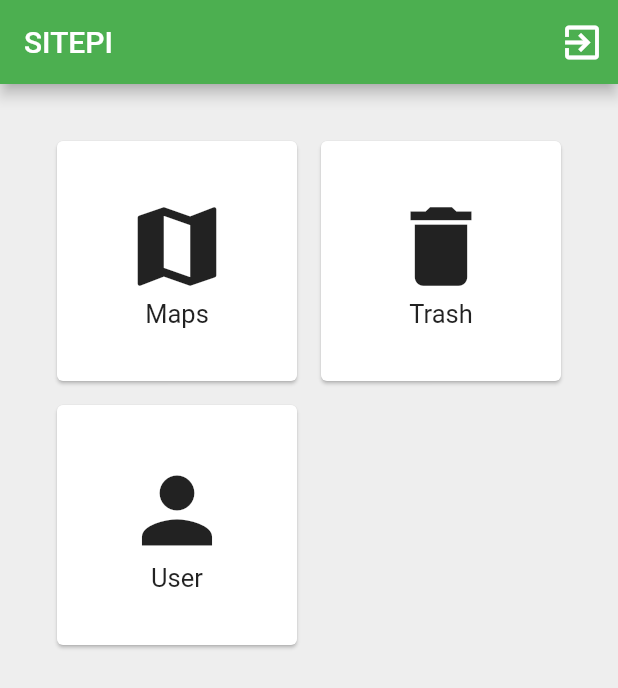
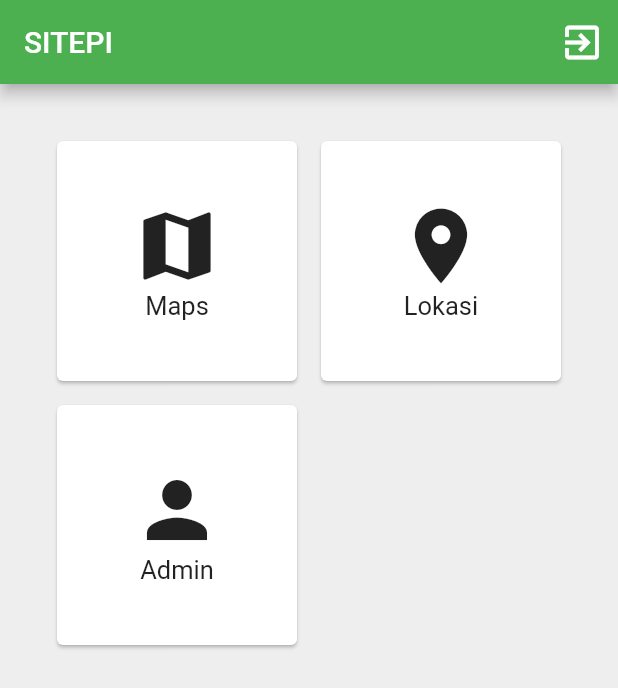
Before and after one commit to aderezanadi/sitepi, a Flutter app: the Home screen opened directly, on a phone screen of 412 x 824 dp. Shown: the top 688 px of the screen. Run offline on Flutter 3.47's test engine with Material 2 defaults, Android fonts, the phone set to English and light mode, and no system bars; our stand-ins replace firebase_auth, firebase_database, flutter_map, fluttertoast, latlong; accounts and stored records are empty; network calls fail.

Commit message:
update terbaru

```diff
--- a/lib/user.dart
+++ b/lib/admin.dart
@@ -1,14 +1,13 @@
-import 'package:firebase_database/firebase_database.dart';
 import 'package:flutter/material.dart';
 import 'package:firebase_auth/firebase_auth.dart';
 import 'package:fluttertoast/fluttertoast.dart';
 
-class User extends StatefulWidget {
+class Admin extends StatefulWidget {
   @override
-  _UserState createState() => _UserState();
+  _AdminState createState() => _AdminState();
 }
 
-class _UserState extends State<User> {
+class _AdminState extends State<Admin> {
   final _formKey = new GlobalKey<FormState>();
 
   var email = TextEditingController();
--- a/lib/home.dart
+++ b/lib/home.dart
@@ -2,8 +2,8 @@ import 'package:firebase_auth/firebase_auth.dart';
 import 'package:flutter/material.dart';
 import 'package:sitepi/login.dart';
 import 'package:sitepi/maps.dart';
-import 'package:sitepi/trash.dart';
-import 'package:sitepi/user.dart';
+import 'package:sitepi/lokasi.dart';
+import 'package:sitepi/admin.dart';
 
 
 class Home extends StatefulWidget {
@@ -56,7 +56,7 @@ class _HomeState extends State<Home> {
                   child: Column(
                     mainAxisSize: MainAxisSize.min,
                     children: <Widget>[
-                      Icon(Icons.map, size: 70,),
+                      Icon(Icons.map, size: 60,),
                       Text( "Maps", style: new TextStyle(fontSize:17.0),)
                     ],
                   ),
@@ -69,7 +69,7 @@ class _HomeState extends State<Home> {
                 onTap: (){
                   Navigator.of(context).push(
                     MaterialPageRoute(builder: (_) {
-                      return Trash();
+                      return Lokasi();
                     }),
                   );
                 },
@@ -78,8 +78,8 @@ class _HomeState extends State<Home> {
                   child: Column(
                     mainAxisSize: MainAxisSize.min,
                     children: <Widget>[
-                      Icon(Icons.delete, size: 70,),
-                      Text( "Trash", style: new TextStyle(fontSize:17.0),)
+                      Icon(Icons.location_on, size: 60,),
+                      Text( "Lokasi", style: new TextStyle(fontSize:17.0),)
                     ],
                   ),
                 ),
@@ -91,7 +91,7 @@ class _HomeState extends State<Home> {
                 onTap: (){
                   Navigator.of(context).push(
                     MaterialPageRoute(builder: (_) {
-                      return User();
+                      return Admin();
                     }),
                   );
                 },
@@ -100,8 +100,8 @@ class _HomeState extends State<Home> {
                   child: Column(
                     mainAxisSize: MainAxisSize.min,
                     children: <Widget>[
-                      Icon(Icons.person, size: 70,),
-                      Text( "User", style: new TextStyle(fontSize:17.0),)
+                      Icon(Icons.person, size: 60,),
+                      Text( "Admin", style: new TextStyle(fontSize:17.0),)
                     ],
                   ),
                 ),
--- a/lib/trash.dart
+++ b/lib/lokasi.dart
@@ -1,13 +1,13 @@
 import 'package:firebase_database/firebase_database.dart';
 import 'package:flutter/material.dart';
-import 'package:sitepi/trash_add.dart';
+import 'package:sitepi/lokasi_add.dart';
 
-class Trash extends StatefulWidget {
+class Lokasi extends StatefulWidget {
   @override
-  _TrashState createState() => _TrashState();
+  _LokasiState createState() => _LokasiState();
 }
 
-class _TrashState extends State<Trash> {
+class _LokasiState extends State<Lokasi> {
   final dbRef = FirebaseDatabase.instance.reference();
 
   @override
@@ -20,7 +20,7 @@ class _TrashState extends State<Trash> {
     return Scaffold(
       appBar: new AppBar(
         backgroundColor: Colors.green,
-        title: Text("Trash"),
+        title: Text("Lokasi"),
       ),
       body: Container(
 
@@ -29,7 +29,7 @@ class _TrashState extends State<Trash> {
         onPressed: () {
           Navigator.of(context).push(
             MaterialPageRoute(builder: (_) {
-              return TrashAdd();
+              return LokasiAdd();
             }),
           );
         },
--- a/lib/trash_add.dart
+++ b/lib/lokasi_add.dart
@@ -1,14 +1,14 @@
 import 'package:firebase_database/firebase_database.dart';
 import 'package:flutter/material.dart';
-import 'package:sitepi/trash.dart';
+import 'package:sitepi/lokasi.dart';
 import 'package:fluttertoast/fluttertoast.dart';
 
-class TrashAdd extends StatefulWidget {
+class LokasiAdd extends StatefulWidget {
   @override
-  _TrashAddState createState() => _TrashAddState();
+  _LokasiAddState createState() => _LokasiAddState();
 }
 
-class _TrashAddState extends State<TrashAdd> {
+class _LokasiAddState extends State<LokasiAdd> {
   final _formKey = new GlobalKey<FormState>();
 
   final alamat = TextEditingController();
@@ -42,7 +42,7 @@ class _TrashAddState extends State<TrashAdd> {
         );
         Navigator.of(context).pop(
           MaterialPageRoute(builder: (_) {
-            return Trash();
+            return Lokasi();
           }),
         );
       }).catchError((onError) {
--- a/pubspec.yaml
+++ b/pubspec.yaml
@@ -45,7 +45,6 @@ flutter:
   uses-material-design: true
   assets:
     - assets/logo.png
-    - assets/creator.jpg
 
   # To add assets to your application, add an assets section, like this:
   # assets:
```
Also changed, not shown: assets/creator.jpg (deleted), assets/logo.png.
